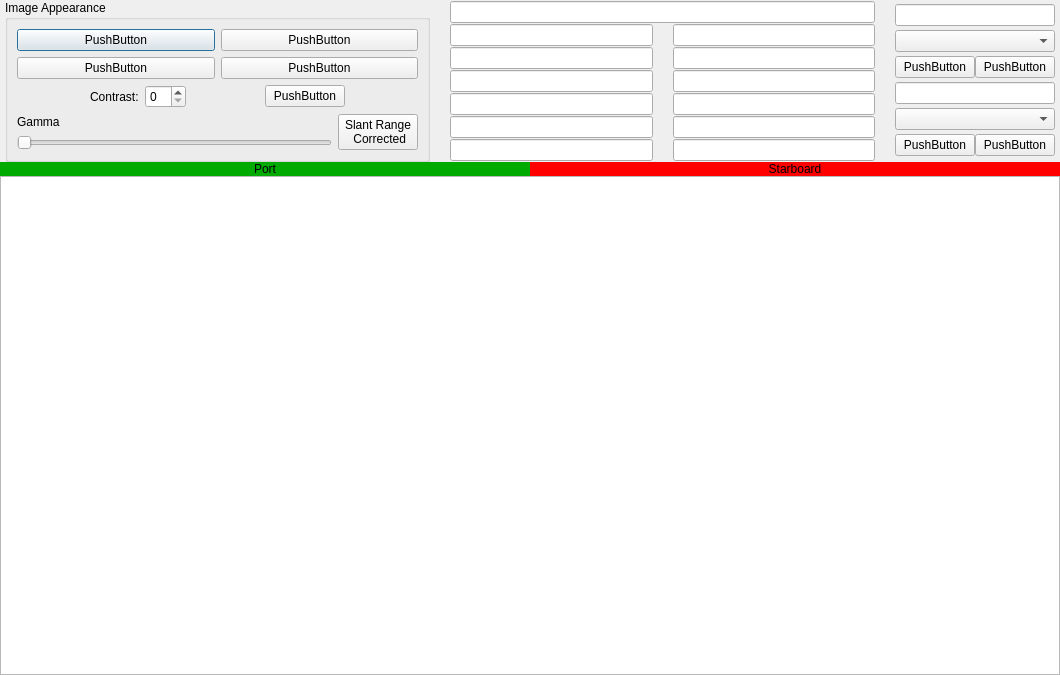
First picture: the form in slantrangedialog.ui, repository mupeizheng/xtf, before the edit.
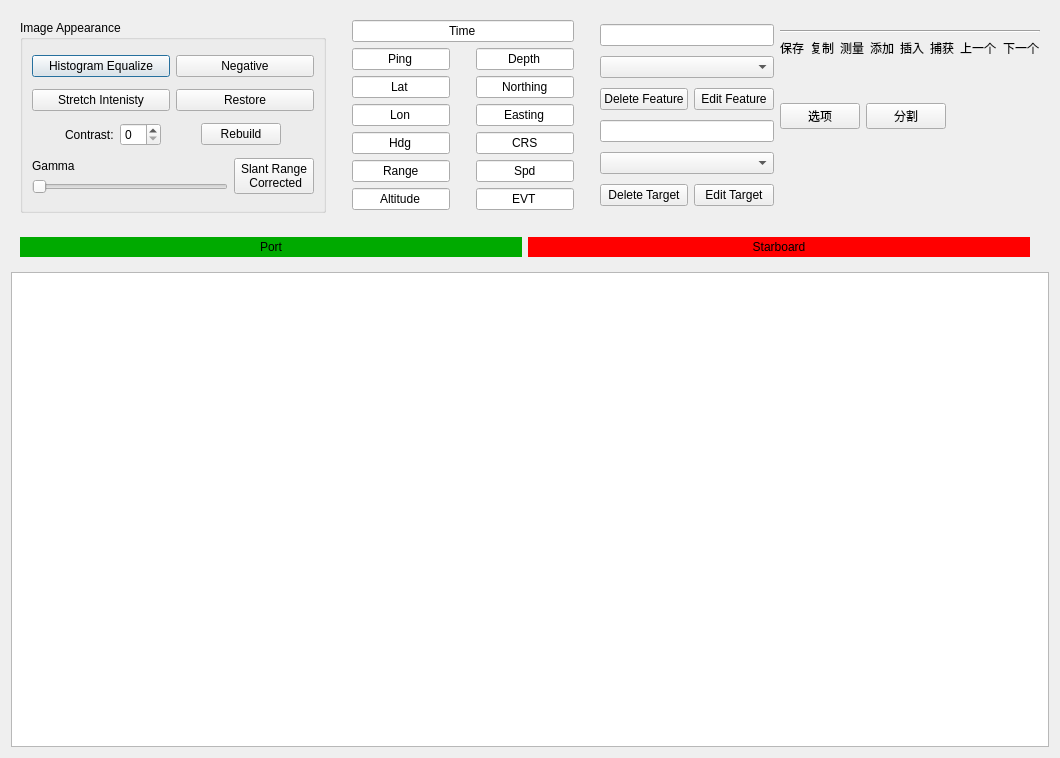
Second picture: the form after the edit.

The edit to the form file:
```diff
--- a/slantrangedialog.ui
+++ b/slantrangedialog.ui
@@ -7,36 +7,16 @@
     <x>0</x>
     <y>0</y>
     <width>1060</width>
-    <height>675</height>
+    <height>758</height>
    </rect>
   </property>
   <property name="windowTitle">
    <string>Dialog</string>
   </property>
-  <layout class="QVBoxLayout" name="verticalLayout_3" stretch="0,0,0">
-   <property name="spacing">
-    <number>0</number>
-   </property>
-   <property name="leftMargin">
-    <number>0</number>
-   </property>
-   <property name="topMargin">
-    <number>0</number>
-   </property>
-   <property name="rightMargin">
-    <number>0</number>
-   </property>
-   <property name="bottomMargin">
-    <number>0</number>
-   </property>
-   <item>
-    <layout class="QHBoxLayout" name="horizontalLayout_12">
-     <property name="leftMargin">
-      <number>5</number>
-     </property>
-     <property name="rightMargin">
-      <number>5</number>
-     </property>
+  <layout class="QGridLayout" name="gridLayout">
+   <item row="0" column="0">
+    <widget class="QWidget" name="TopWidget" native="true">
+     <layout class="QHBoxLayout" name="horizontalLayout_14">
      <item>
       <widget class="QGroupBox" name="groupBox">
        <property name="title">
@@ -48,14 +28,14 @@
           <item>
            <widget class="QPushButton" name="pushButton">
             <property name="text">
-             <string>PushButton</string>
+              <string>Histogram Equalize</string>
             </property>
            </widget>
           </item>
           <item>
            <widget class="QPushButton" name="pushButton_2">
             <property name="text">
-             <string>PushButton</string>
+              <string>Negative</string>
             </property>
            </widget>
           </item>
@@ -66,14 +46,14 @@
           <item>
            <widget class="QPushButton" name="pushButton_3">
             <property name="text">
-             <string>PushButton</string>
+              <string>Stretch Intenisty</string>
             </property>
            </widget>
           </item>
           <item>
            <widget class="QPushButton" name="pushButton_4">
             <property name="text">
-             <string>PushButton</string>
+              <string>Restore</string>
             </property>
            </widget>
           </item>
@@ -120,7 +100,7 @@
           <item>
            <widget class="QPushButton" name="pushButton_5">
             <property name="text">
-             <string>PushButton</string>
+              <string>Rebuild</string>
             </property>
            </widget>
           </item>
@@ -191,12 +171,26 @@
      <item>
       <layout class="QVBoxLayout" name="verticalLayout_2">
        <item>
-        <widget class="QLineEdit" name="lineEdit"/>
+         <widget class="QLineEdit" name="lineEdit">
+          <property name="text">
+           <string>Time</string>
+          </property>
+          <property name="alignment">
+           <set>Qt::AlignCenter</set>
+          </property>
+         </widget>
        </item>
        <item>
         <layout class="QHBoxLayout" name="horizontalLayout_5">
          <item>
-          <widget class="QLineEdit" name="lineEdit_3"/>
+           <widget class="QLineEdit" name="lineEdit_3">
+            <property name="text">
+             <string>Ping</string>
+            </property>
+            <property name="alignment">
+             <set>Qt::AlignCenter</set>
+            </property>
+           </widget>
          </item>
          <item>
           <spacer name="horizontalSpacer_4">
@@ -215,14 +209,28 @@
           </spacer>
          </item>
          <item>
-          <widget class="QLineEdit" name="lineEdit_2"/>
+           <widget class="QLineEdit" name="lineEdit_2">
+            <property name="text">
+             <string>Depth</string>
+            </property>
+            <property name="alignment">
+             <set>Qt::AlignCenter</set>
+            </property>
+           </widget>
          </item>
         </layout>
        </item>
        <item>
         <layout class="QHBoxLayout" name="horizontalLayout_7">
          <item>
-          <widget class="QLineEdit" name="lineEdit_5"/>
+           <widget class="QLineEdit" name="lineEdit_5">
+            <property name="text">
+             <string>Lat</string>
+            </property>
+            <property name="alignment">
+             <set>Qt::AlignCenter</set>
+            </property>
+           </widget>
          </item>
          <item>
           <spacer name="horizontalSpacer_5">
@@ -241,14 +249,28 @@
           </spacer>
          </item>
          <item>
-          <widget class="QLineEdit" name="lineEdit_4"/>
+           <widget class="QLineEdit" name="lineEdit_4">
+            <property name="text">
+             <string>Northing</string>
+            </property>
+            <property name="alignment">
+             <set>Qt::AlignCenter</set>
+            </property>
+           </widget>
          </item>
         </layout>
        </item>
        <item>
         <layout class="QHBoxLayout" name="horizontalLayout_8">
          <item>
-          <widget class="QLineEdit" name="lineEdit_7"/>
+           <widget class="QLineEdit" name="lineEdit_7">
+            <property name="text">
+             <string>Lon</string>
+            </property>
+            <property name="alignment">
+             <set>Qt::AlignCenter</set>
+            </property>
+           </widget>
          </item>
          <item>
           <spacer name="horizontalSpacer_6">
@@ -267,14 +289,28 @@
           </spacer>
          </item>
          <item>
-          <widget class="QLineEdit" name="lineEdit_6"/>
+           <widget class="QLineEdit" name="lineEdit_6">
+            <property name="text">
+             <string>Easting</string>
+            </property>
+            <property name="alignment">
+             <set>Qt::AlignCenter</set>
+            </property>
+           </widget>
          </item>
         </layout>
        </item>
        <item>
         <layout class="QHBoxLayout" name="horizontalLayout_9">
          <item>
-          <widget class="QLineEdit" name="lineEdit_9"/>
+           <widget class="QLineEdit" name="lineEdit_9">
+            <property name="text">
+             <string>Hdg</string>
+            </property>
+            <property name="alignment">
+             <set>Qt::AlignCenter</set>
+            </property>
+           </widget>
          </item>
          <item>
           <spacer name="horizontalSpacer_7">
@@ -293,14 +329,28 @@
           </spacer>
          </item>
          <item>
-          <widget class="QLineEdit" name="lineEdit_8"/>
+           <widget class="QLineEdit" name="lineEdit_8">
+            <property name="text">
+             <string>CRS</string>
+            </property>
+            <property name="alignment">
+             <set>Qt::AlignCenter</set>
+            </property>
+           </widget>
          </item>
         </layout>
        </item>
        <item>
         <layout class="QHBoxLayout" name="horizontalLayout_10">
          <item>
-          <widget class="QLineEdit" name="lineEdit_10"/>
+           <widget class="QLineEdit" name="lineEdit_10">
+            <property name="text">
+             <string>Range</string>
+            </property>
+            <property name="alignment">
+             <set>Qt::AlignCenter</set>
+            </property>
+           </widget>
          </item>
          <item>
           <spacer name="horizontalSpacer_8">
@@ -319,14 +369,28 @@
           </spacer>
          </item>
          <item>
-          <widget class="QLineEdit" name="lineEdit_11"/>
+           <widget class="QLineEdit" name="lineEdit_11">
+            <property name="text">
+             <string>Spd</string>
+            </property>
+            <property name="alignment">
+             <set>Qt::AlignCenter</set>
+            </property>
+           </widget>
          </item>
         </layout>
        </item>
        <item>
         <layout class="QHBoxLayout" name="horizontalLayout_11">
          <item>
-          <widget class="QLineEdit" name="lineEdit_13"/>
+           <widget class="QLineEdit" name="lineEdit_13">
+            <property name="text">
+             <string>Altitude</string>
+            </property>
+            <property name="alignment">
+             <set>Qt::AlignCenter</set>
+            </property>
+           </widget>
          </item>
          <item>
           <spacer name="horizontalSpacer_9">
@@ -345,7 +409,14 @@
           </spacer>
          </item>
          <item>
-          <widget class="QLineEdit" name="lineEdit_12"/>
+           <widget class="QLineEdit" name="lineEdit_12">
+            <property name="text">
+             <string>EVT</string>
+            </property>
+            <property name="alignment">
+             <set>Qt::AlignCenter</set>
+            </property>
+           </widget>
          </item>
         </layout>
        </item>
@@ -372,7 +443,7 @@
        <item row="2" column="0">
         <widget class="QPushButton" name="pushButton_7">
          <property name="text">
-          <string>PushButton</string>
+           <string>Delete Feature</string>
          </property>
         </widget>
        </item>
@@ -382,7 +453,7 @@
        <item row="5" column="0">
         <widget class="QPushButton" name="pushButton_9">
          <property name="text">
-          <string>PushButton</string>
+           <string>Delete Target</string>
          </property>
         </widget>
        </item>
@@ -392,14 +463,14 @@
        <item row="2" column="1">
         <widget class="QPushButton" name="pushButton_8">
          <property name="text">
-          <string>PushButton</string>
+           <string>Edit Feature</string>
          </property>
         </widget>
        </item>
        <item row="5" column="1">
         <widget class="QPushButton" name="pushButton_10">
          <property name="text">
-          <string>PushButton</string>
+           <string>Edit Target</string>
          </property>
         </widget>
        </item>
@@ -411,9 +482,158 @@
        </item>
       </layout>
      </item>
+      <item>
+       <layout class="QVBoxLayout" name="verticalLayout_3">
+        <item>
+         <spacer name="verticalSpacer_3">
+          <property name="orientation">
+           <enum>Qt::Vertical</enum>
+          </property>
+          <property name="sizeType">
+           <enum>QSizePolicy::Fixed</enum>
+          </property>
+          <property name="sizeHint" stdset="0">
+           <size>
+            <width>20</width>
+            <height>10</height>
+           </size>
+          </property>
+         </spacer>
+        </item>
+        <item>
+         <widget class="Line" name="line">
+          <property name="orientation">
+           <enum>Qt::Horizontal</enum>
+          </property>
+         </widget>
+        </item>
+        <item>
+         <layout class="QHBoxLayout" name="horizontalLayout_13">
+          <item>
+           <widget class="QLabel" name="label_5">
+            <property name="text">
+             <string>保存</string>
+            </property>
+           </widget>
+          </item>
+          <item>
+           <widget class="QLabel" name="label_6">
+            <property name="text">
+             <string>复制</string>
+            </property>
+           </widget>
+          </item>
+          <item>
+           <widget class="QLabel" name="label_7">
+            <property name="text">
+             <string>测量</string>
+            </property>
+           </widget>
+          </item>
+          <item>
+           <widget class="QLabel" name="label_8">
+            <property name="text">
+             <string>添加</string>
+            </property>
+           </widget>
+          </item>
+          <item>
+           <widget class="QLabel" name="label_9">
+            <property name="text">
+             <string>插入</string>
+            </property>
+           </widget>
+          </item>
+          <item>
+           <widget class="QLabel" name="label_10">
+            <property name="text">
+             <string>捕获</string>
+            </property>
+           </widget>
+          </item>
+          <item>
+           <widget class="QLabel" name="label_11">
+            <property name="text">
+             <string>上一个</string>
+            </property>
+           </widget>
+          </item>
+          <item>
+           <widget class="QLabel" name="label_12">
+            <property name="text">
+             <string>下一个</string>
+            </property>
+           </widget>
+          </item>
     </layout>
    </item>
    <item>
+         <spacer name="verticalSpacer">
+          <property name="orientation">
+           <enum>Qt::Vertical</enum>
+          </property>
+          <property name="sizeType">
+           <enum>QSizePolicy::Minimum</enum>
+          </property>
+          <property name="sizeHint" stdset="0">
+           <size>
+            <width>20</width>
+            <height>40</height>
+           </size>
+          </property>
+         </spacer>
+        </item>
+        <item>
+         <layout class="QHBoxLayout" name="horizontalLayout_12">
+          <item>
+           <widget class="QPushButton" name="pushButton_6">
+            <property name="text">
+             <string>选项</string>
+            </property>
+           </widget>
+          </item>
+          <item>
+           <widget class="QPushButton" name="pushButton_11">
+            <property name="text">
+             <string>分割</string>
+            </property>
+           </widget>
+          </item>
+          <item>
+           <spacer name="horizontalSpacer_12">
+            <property name="orientation">
+             <enum>Qt::Horizontal</enum>
+            </property>
+            <property name="sizeHint" stdset="0">
+             <size>
+              <width>40</width>
+              <height>20</height>
+             </size>
+            </property>
+           </spacer>
+          </item>
+         </layout>
+        </item>
+        <item>
+         <spacer name="verticalSpacer_2">
+          <property name="orientation">
+           <enum>Qt::Vertical</enum>
+          </property>
+          <property name="sizeHint" stdset="0">
+           <size>
+            <width>20</width>
+            <height>40</height>
+           </size>
+          </property>
+         </spacer>
+        </item>
+       </layout>
+      </item>
+     </layout>
+    </widget>
+   </item>
+   <item row="1" column="0">
+    <widget class="QWidget" name="MiddleWidget" native="true">
     <layout class="QHBoxLayout" name="horizontalLayout_6">
      <item>
       <widget class="QLabel" name="label_2">
@@ -441,10 +661,34 @@
        </property>
       </widget>
      </item>
-    </layout>
-   </item>
    <item>
-    <widget class="QGraphicsView" name="graphicsView"/>
+       <spacer name="horizontalSpacer_13">
+        <property name="orientation">
+         <enum>Qt::Horizontal</enum>
+        </property>
+        <property name="sizeType">
+         <enum>QSizePolicy::Fixed</enum>
+        </property>
+        <property name="sizeHint" stdset="0">
+         <size>
+          <width>10</width>
+          <height>20</height>
+         </size>
+        </property>
+       </spacer>
+      </item>
+     </layout>
+    </widget>
+   </item>
+   <item row="2" column="0">
+    <widget class="QGraphicsView" name="graphicsView">
+     <property name="minimumSize">
+      <size>
+       <width>0</width>
+       <height>475</height>
+      </size>
+     </property>
+    </widget>
    </item>
   </layout>
  </widget>
```
Left out of the diff: 8 changed lines with no effect on the pictures. Lines whose indentation alone changed are shown as unchanged.
